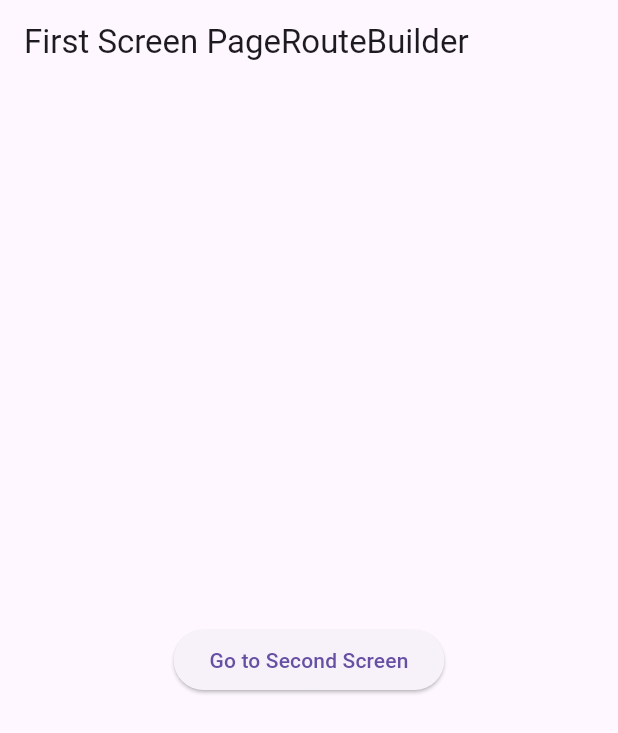
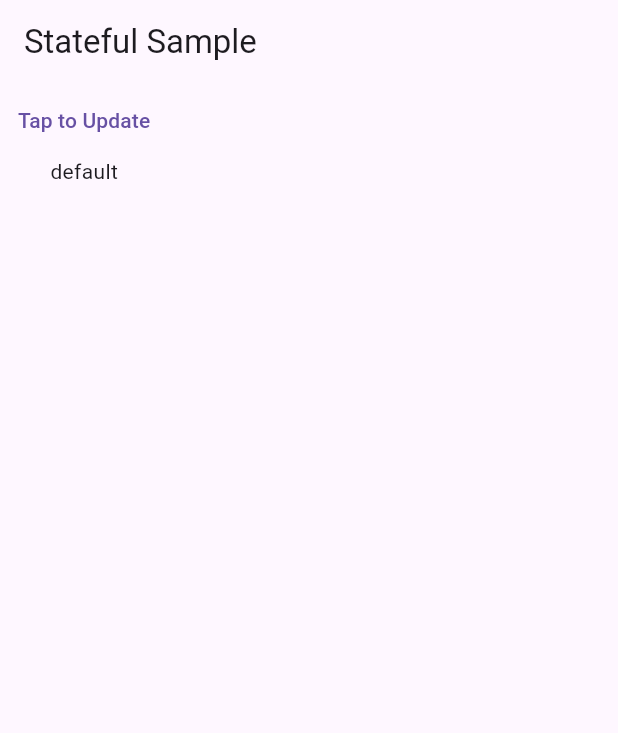
Before and after one commit to stevhens/flutter_learn, a Flutter app: the screen it shows after launch, on a phone screen of 412 x 824 dp. Shown: the top 733 px of the screen. Run offline on Flutter 3.47's test engine with Material 3 defaults, Android fonts, the phone set to English and light mode, and no system bars; our stand-ins replace dio.

Commit message:
Add Stateless vs Stateful sample

```diff
--- /dev/null
+++ b/lib/samples/stateless_vs_stateful_samples.dart
@@ -0,0 +1,46 @@
+import 'package:flutter/material.dart';
+
+class MyStatelessSampleApp extends StatelessWidget {
+
+  String myValue = "default";
+
+  @override
+  Widget build(BuildContext context){
+    return MaterialApp(
+      home: Scaffold(
+        appBar: AppBar(title: const Text("Stateless Sample"),),
+        body: Column(children: [
+          TextButton(onPressed: () {
+            myValue = "New Value";
+          }, child: const Text("Tap to Update")),
+          Text(myValue)
+        ],)),
+    );
+  }
+}
+
+class MyStatefulSampleApp extends StatefulWidget {
+
+  @override
+  State<MyStatefulSampleApp> createState() => _MyStatefulSampleAppState();
+}
+
+class _MyStatefulSampleAppState extends State<MyStatefulSampleApp> {
+  String myValue = "default";
+
+  @override
+  Widget build(BuildContext context){
+    return MaterialApp(
+      home: Scaffold(
+        appBar: AppBar(title: const Text("Stateful Sample"),),
+        body: Column(children: [
+          TextButton(onPressed: () {
+            setState(() {
+              myValue = "New Value";
+            });
+          }, child: const Text("Tap to Update")),
+          Text(myValue)
+        ],)),
+    );
+  }
+}
```
Also changed, not shown: lib/main.dart (+7 -1 lines).
